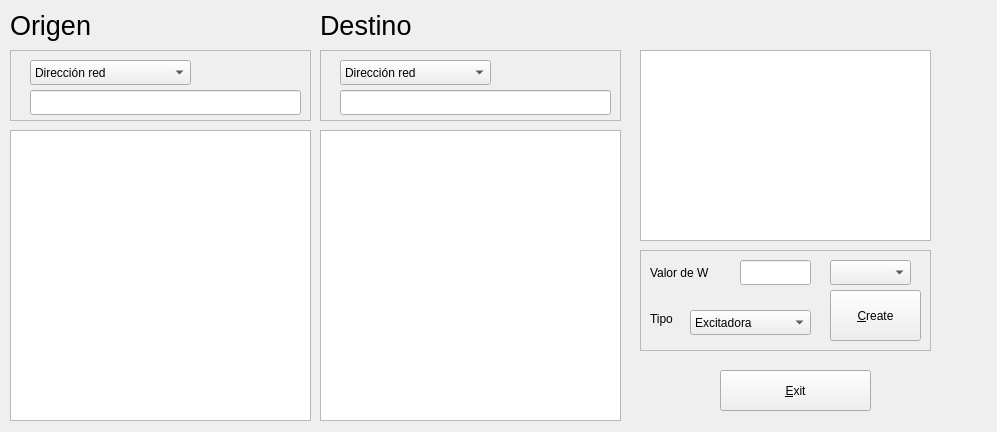
Before: the Qt Designer form src/scheme/newsynapseform.ui in ferper/nesimRT, drawn with Qt 5.
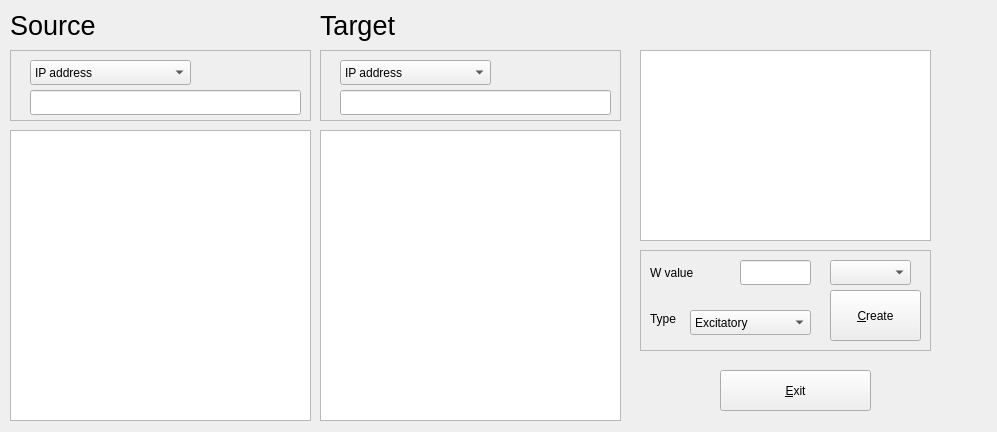
After: the same form once the commit is applied.

Patch:
```diff
--- a/src/scheme/newsynapseform.ui
+++ b/src/scheme/newsynapseform.ui
@@ -78,7 +78,7 @@
     </property>
     <item>
      <property name="text">
-      <string>Dirección red</string>
+      <string>IP address</string>
      </property>
     </item>
     <item>
@@ -108,7 +108,7 @@
     </font>
    </property>
    <property name="text">
-    <string>Destino</string>
+    <string>Target</string>
    </property>
   </widget>
   <widget class="QLabel" name="label_3">
@@ -126,7 +126,7 @@
     </font>
    </property>
    <property name="text">
-    <string>Origen</string>
+    <string>Source</string>
    </property>
   </widget>
   <widget class="QGraphicsView" name="graphicsView">
@@ -212,7 +212,7 @@
      </rect>
     </property>
     <property name="text">
-     <string>Valor de W</string>
+     <string>W value</string>
     </property>
    </widget>
    <widget class="QLabel" name="label_4">
@@ -225,7 +225,7 @@
      </rect>
     </property>
     <property name="text">
-     <string>Tipo</string>
+     <string>Type</string>
     </property>
    </widget>
    <widget class="QComboBox" name="comboBox_type">
@@ -239,7 +239,7 @@
     </property>
     <item>
      <property name="text">
-      <string>Excitadora</string>
+      <string>Excitatory</string>
      </property>
     </item>
     <item>
@@ -285,7 +285,7 @@
     </property>
     <item>
      <property name="text">
-      <string>Dirección red</string>
+      <string>IP address</string>
      </property>
     </item>
     <item>
```
Left out of the diff: 10 changed lines with no effect on the pictures.
